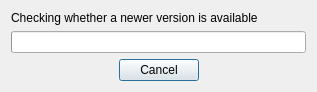
First picture: the form in src/UpdateCheckDialog.ui, repository danblakemore/universal-indent-gui, before the edit.
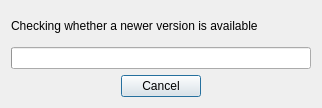
Second picture: the form after the edit.

Commit message: Updated the ui files using the Qt Designer version 4.5.0

The edit to the form file:
```diff
--- a/src/UpdateCheckDialog.ui
+++ b/src/UpdateCheckDialog.ui
@@ -4,12 +4,12 @@
   <property name="windowModality" >
    <enum>Qt::WindowModal</enum>
   </property>
-  <property name="geometry" >
+  <property name="geometry">
    <rect>
     <x>0</x>
     <y>0</y>
-    <width>317</width>
-    <height>91</height>
+    <width>322</width>
+    <height>108</height>
    </rect>
   </property>
   <property name="windowTitle" >
```
Left out of the diff: 27 changed lines with no effect on the pictures. The commit also changes 4 other files.
